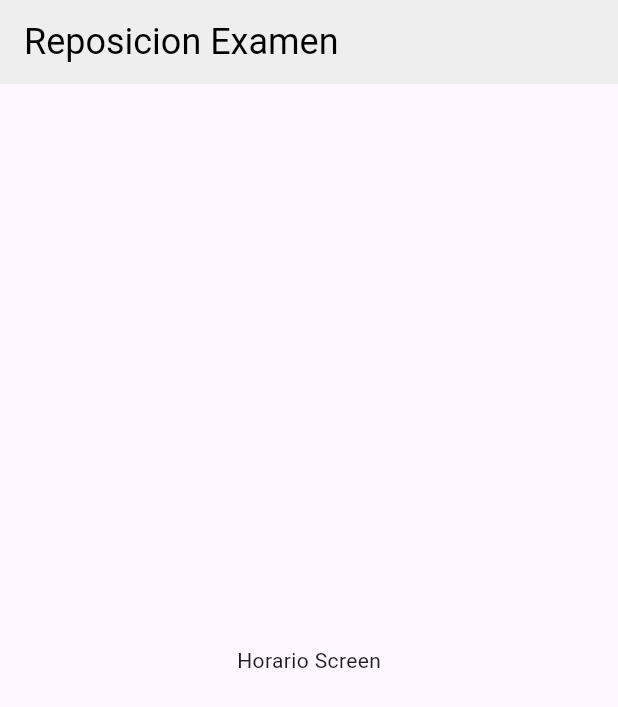
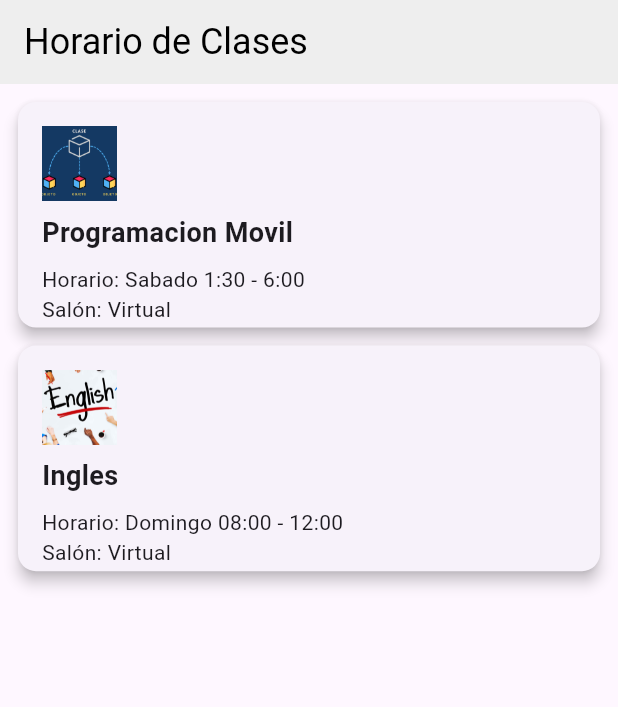
Before and after one commit to brendaleefox/Examen_Reposicion, a Flutter app: the HorarioScreen screen opened by its route, on a phone screen of 412 x 824 dp. Shown: the top 707 px of the screen. Run offline on Flutter 3.47's test engine with Material 3 defaults, Android fonts, the phone set to English and light mode, and no system bars; our stand-ins replace go_router.

Commit message:
sexto commit

```diff
--- /dev/null
+++ b/lib/domain/clases.dart
@@ -0,0 +1,15 @@
+class Clase {
+  final String nombre;
+  final String horario;
+  final String salon;
+  final String imagen;
+
+  Clase(
+    {
+      required this.nombre,
+      required this.horario,
+      required this.salon,
+      required this.imagen,
+    }
+  );
+}
--- a/lib/presentation/router/main_router.dart
+++ b/lib/presentation/router/main_router.dart
@@ -2,6 +2,7 @@
 import 'package:go_router/go_router.dart';
 import 'package:reposicion_flutter/presentation/screen/home_screen.dart';
 import 'package:reposicion_flutter/presentation/screen/horario_screen.dart';
+import 'package:reposicion_flutter/presentation/screen/lista_screen.dart';
 
 final mainRouter = GoRouter(
   initialLocation: '/home',
@@ -15,5 +16,9 @@ final mainRouter = GoRouter(
       path:'/horario',
       builder:(context, state) => const HorarioScreen(),
     ),
+     GoRoute(
+      path:'/lista',
+      builder:(context, state) => const ListaScreen(),
+    ),
     ]
 );
--- a/lib/presentation/screen/horario_screen.dart
+++ b/lib/presentation/screen/horario_screen.dart
@@ -1,17 +1,61 @@
 import 'package:flutter/material.dart';
+import 'package:reposicion_flutter/domain/clases.dart';
 
 class HorarioScreen extends StatelessWidget {
   const HorarioScreen({super.key});
 
   @override
   Widget build(BuildContext context) {
+    final clases = [
+      Clase(nombre: 'Programacion Movil', horario: 'Sabado 1:30 - 6:00', salon: 'Virtual', imagen: 'asset/programacion.jpg'),
+      Clase(nombre: 'Ingles', horario: 'Domingo 08:00 - 12:00', salon: 'Virtual', imagen: 'asset/ingles.jpg'),
+    ];
+
     return Scaffold(
-     appBar: AppBar(
-      title: const Text('Reposicion Examen'),
-     ),
-     body: const Center(
-      child: Text('Horario Screen'),
-     ),
+      appBar: AppBar(title: const Text('Horario de Clases')),
+      body: GridView.count(
+        padding: const EdgeInsets.all(8.0),
+        crossAxisCount: 1,
+        childAspectRatio: 2.5,
+        crossAxisSpacing: 4.0,
+        mainAxisSpacing: 4.0,
+        children: clases.map((clase) => _ClaseCard(clase: clase)).toList(),
+      ),
     );
   }
 }
+
+class _ClaseCard extends StatelessWidget {
+  final Clase clase;
+  const _ClaseCard({required this.clase});
+
+  @override
+  Widget build(BuildContext context) {
+    return Card(
+      elevation: 4,
+      child: Padding(
+        padding: const EdgeInsets.all(16.0),
+        child: Column(
+          crossAxisAlignment: CrossAxisAlignment.start,
+          mainAxisAlignment: MainAxisAlignment.center,
+          children: [
+            Image.asset(
+              clase.imagen,
+              height: 50,
+              width: 50,
+              fit: BoxFit.cover,
+            ),
+            const SizedBox(height: 8),
+            Text(
+              clase.nombre,
+              style: const TextStyle(fontSize: 18, fontWeight: FontWeight.bold),
+            ),
+            const SizedBox(height: 8),
+            Text('Horario: ${clase.horario}'),
+            Text('Salón: ${clase.salon}'),
+          ],
+        ),
+      ),
+    );
+  }
+}
--- /dev/null
+++ b/lib/presentation/screen/lista_screen.dart
@@ -0,0 +1,14 @@
+import 'package:flutter/material.dart';
+
+class ListaScreen extends StatelessWidget {
+  const ListaScreen({super.key});
+
+  @override
+  Widget build(BuildContext context) {
+    return Scaffold(
+     appBar: AppBar(
+      title: const Text('Reposicion Examen'),
+     ),
+    );
+  }
+}
--- a/lib/presentation/screen/menu.dart
+++ b/lib/presentation/screen/menu.dart
@@ -1,5 +1,4 @@
 import 'package:flutter/material.dart';
-import 'package:reposicion_flutter/presentation/router/main_router.dart';
 import 'package:go_router/go_router.dart';
 
 class Menu extends StatelessWidget{
--- a/pubspec.yaml
+++ b/pubspec.yaml
@@ -20,3 +20,5 @@ flutter:
   uses-material-design: true
   assets:
     - asset/examen.jpg
+    - asset/programacion.jpg
+    - asset/ingles.jpg
```
Also changed, not shown: asset/ingles.jpg (added), asset/programacion.jpg (added).
